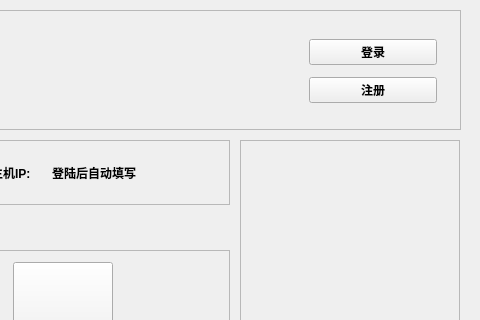
Old version of the form Year-2021/03-Mar/QST-Project02/SmartHomeSystem_UIDesign/mainwindow.ui in the repository YYZYHS/Study-Documents-2021; both pictures show x 540 to 1020 and y 0 to 320 of the 1020 by 650 pixel window.
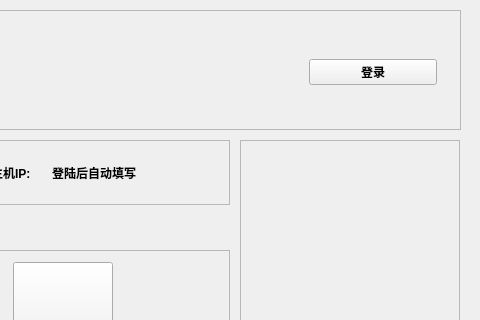
New version of the form. Icons and pictures are not drawn.

What changed in the file:
```diff
--- a/Year-2021/03-Mar/QST-Project02/SmartHomeSystem_UIDesign/mainwindow.ui
+++ b/Year-2021/03-Mar/QST-Project02/SmartHomeSystem_UIDesign/mainwindow.ui
@@ -152,20 +152,6 @@
           </property>
          </widget>
         </item>
-        <item>
-         <widget class="QPushButton" name="pushButton_2">
-          <property name="font">
-           <font>
-            <family>Arial</family>
-            <weight>75</weight>
-            <bold>true</bold>
-           </font>
-          </property>
-          <property name="text">
-           <string>注册</string>
-          </property>
-         </widget>
-        </item>
        </layout>
       </widget>
      </item>
```
